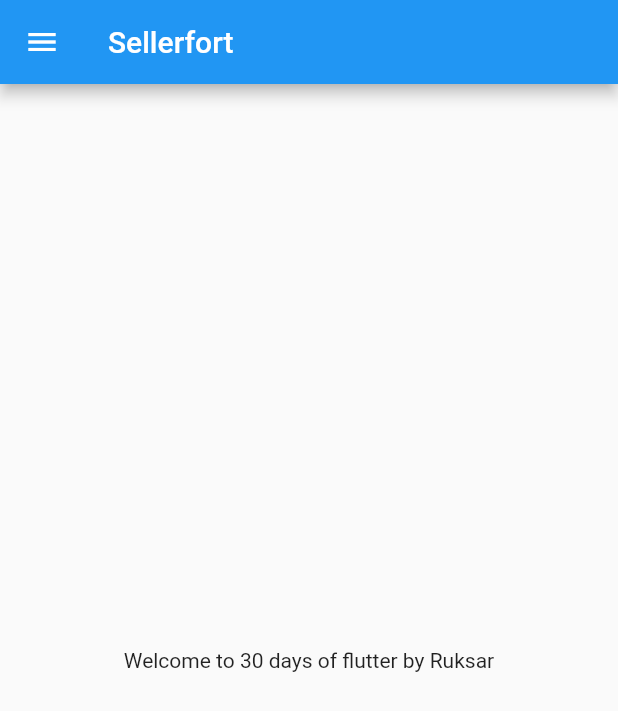
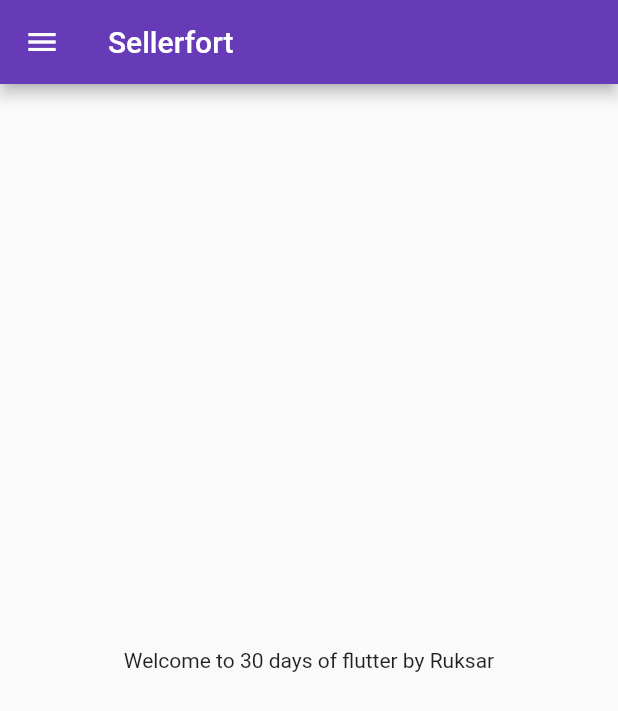
Before and after one commit to Sellerfort/catalog-app-flutter, a Flutter app: the screen it shows after launch, on a phone screen of 412 x 824 dp. Shown: the top 711 px of the screen. Run offline on Flutter 3.47's test engine with Material 2 defaults, Android fonts, the phone set to English and light mode, and no system bars.

Commit message:
Day 3 Completed

```diff
--- a/lib/main.dart
+++ b/lib/main.dart
@@ -1,5 +1,6 @@
 import 'package:flutter/material.dart';
-import 'package:sellerfort/home_page.dart';
+import 'package:sellerfort/pages/home_page.dart';
+import 'package:sellerfort/pages/login_page.dart';
 
 void main() {
   runApp(MyApp());
@@ -8,9 +9,18 @@
 class MyApp extends StatelessWidget {
   @override
   Widget build(BuildContext context) {
-
     return MaterialApp(
-      home: HomePage(),
+      themeMode: ThemeMode.light,
+      theme: ThemeData(primarySwatch: Colors.deepPurple),
+      darkTheme: ThemeData(
+        brightness: Brightness.dark,
+      ),
+      initialRoute: "/home",
+      routes: {
+        "/": (context) => LoginPage(),
+        "/home": (context) => HomePage(),
+        "/login": (context) => LoginPage(),
+      },
     );
   }
 }
```
Also changed, not shown: lib/pages/login_page.dart (added, +21 -0 lines), lib/pages/home_page.dart (renamed from lib/home_page.dart).
